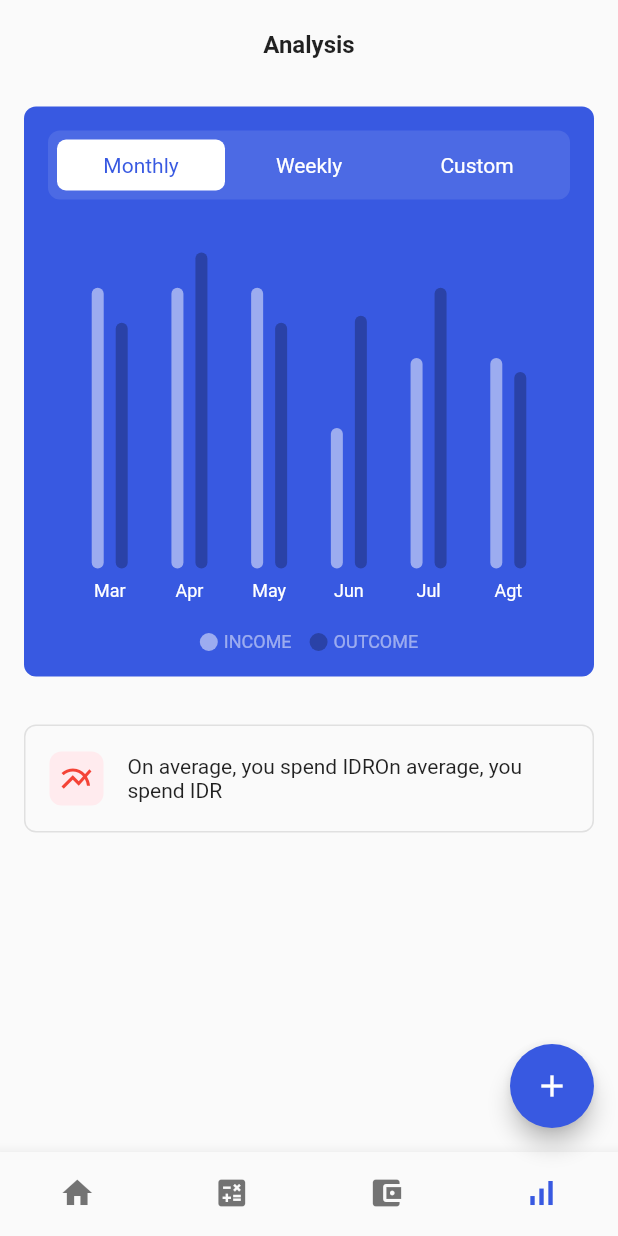
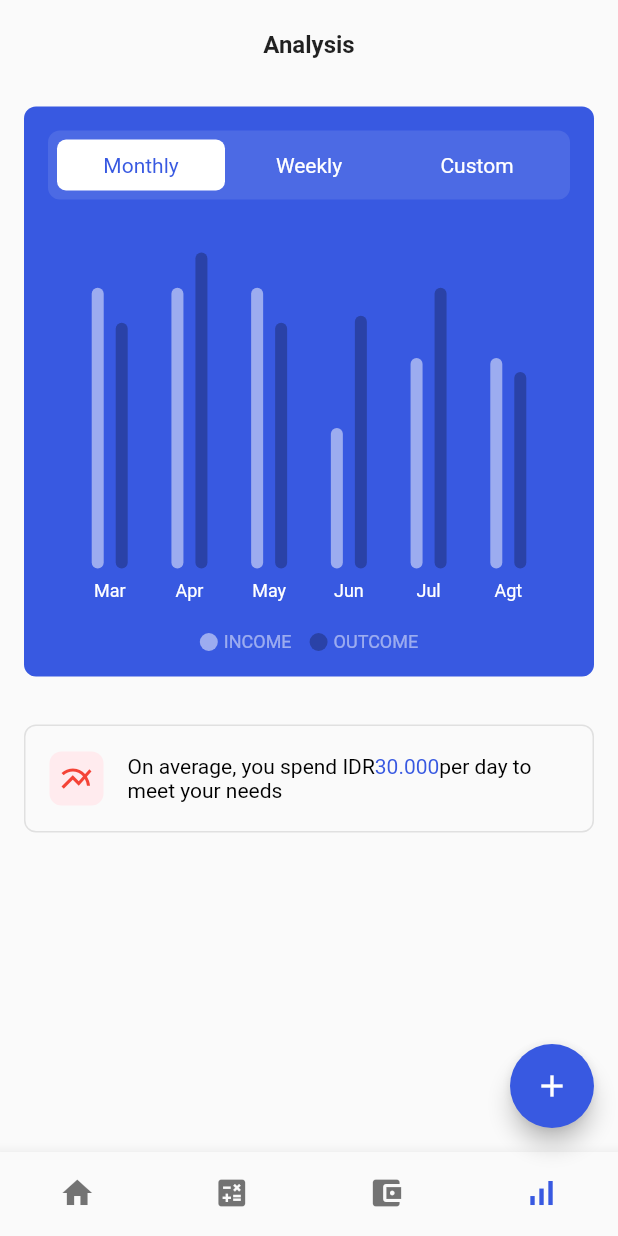
Before and after one commit to JAICHANGPARK/flutter_notebook_17th_story, a Flutter app: the screen it shows after launch, item 4 of the bottom bar chosen, on a phone screen of 412 x 824 dp. Run offline on Flutter 3.47's test engine with Material 2 defaults, Android fonts, the phone set to English and light mode, and no system bars; drawn by our look-alikes of fl_chart; our stand-ins replace cached_network_image, flutter_riverpod, ionicons, percent_indicator; network calls fail.

Commit message:
Update finance_chart_component.dart

```diff
--- a/lib/ep1004_finance_app/src/ui/finance_chart_component.dart
+++ b/lib/ep1004_finance_app/src/ui/finance_chart_component.dart
@@ -239,11 +239,7 @@ class _FinanceChartComponentState extends State<FinanceChartComponent> {
                                   }
                                 },
                                 margin: 8,
-                                getTextStyles: (context, value) => TextStyle(
-                                  color: Colors.white,
-                                  fontSize: 12
-
-                                ),
+                                getTextStyles: (context, value) => const TextStyle(color: Colors.white, fontSize: 12),
                               ),
                               leftTitles: SideTitles(showTitles: false),
                               topTitles: SideTitles(showTitles: false),
@@ -311,20 +307,27 @@ class _FinanceChartComponentState extends State<FinanceChartComponent> {
                   ),
                   Expanded(
                     child: Padding(
-                      padding: const EdgeInsets.only(
+                      padding: EdgeInsets.only(
                         left: 16,
                       ),
-                      child:Text.rich(TextSpan(
-                        children: [
-                          TextSpan(
-                            text: "On average, you spend IDR"
+                      child: Text.rich(TextSpan(children: [
+                        TextSpan(
+                            text: "On average, you spend IDR",
+                            style: TextStyle(
+                              color: Colors.black,
+                            )),
+                        TextSpan(
+                            text: "30.000",
+                            style: TextStyle(
+                              color: financeMainColor,
+                            )),
+                        TextSpan(
+                          text: "per day to meet your needs",
+                          style: TextStyle(
+                            color: Colors.black,
                           ),
-                          TextSpan(
-                              text: "On average, you spend IDR"
-                          ),
-
-                        ]
-                      )),
+                        ),
+                      ])),
                     ),
                   ),
                 ],
```
